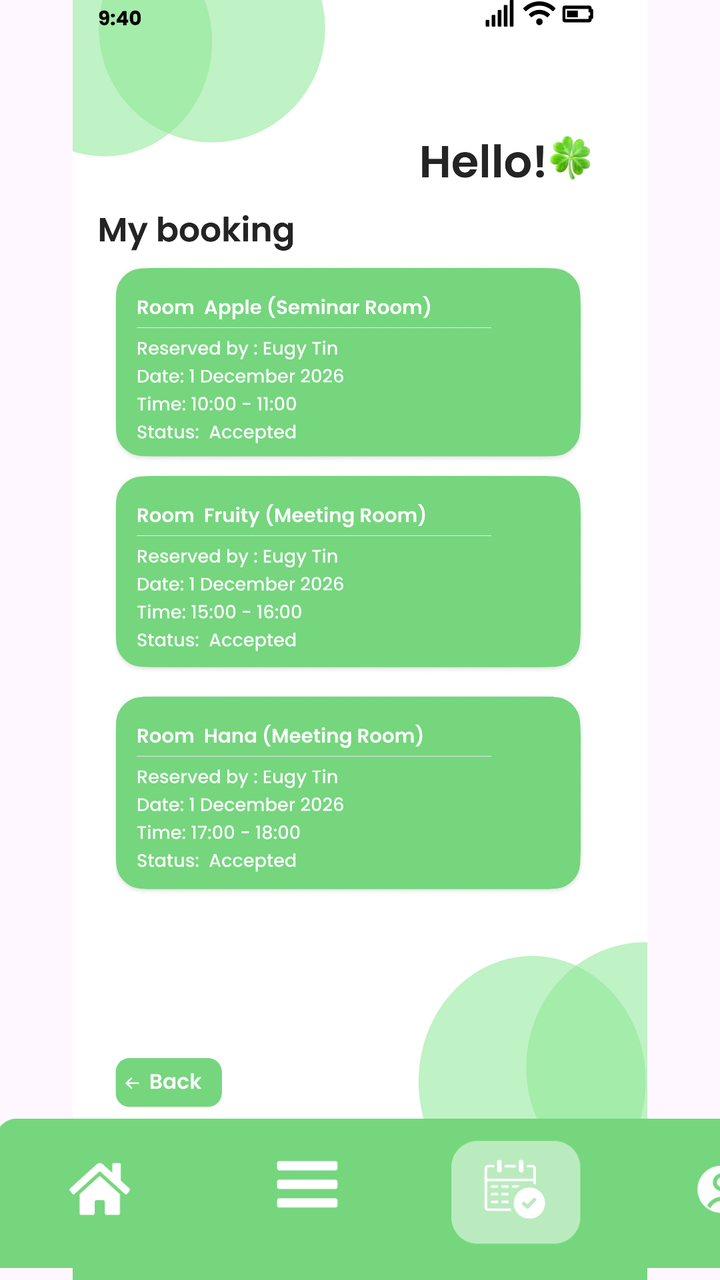
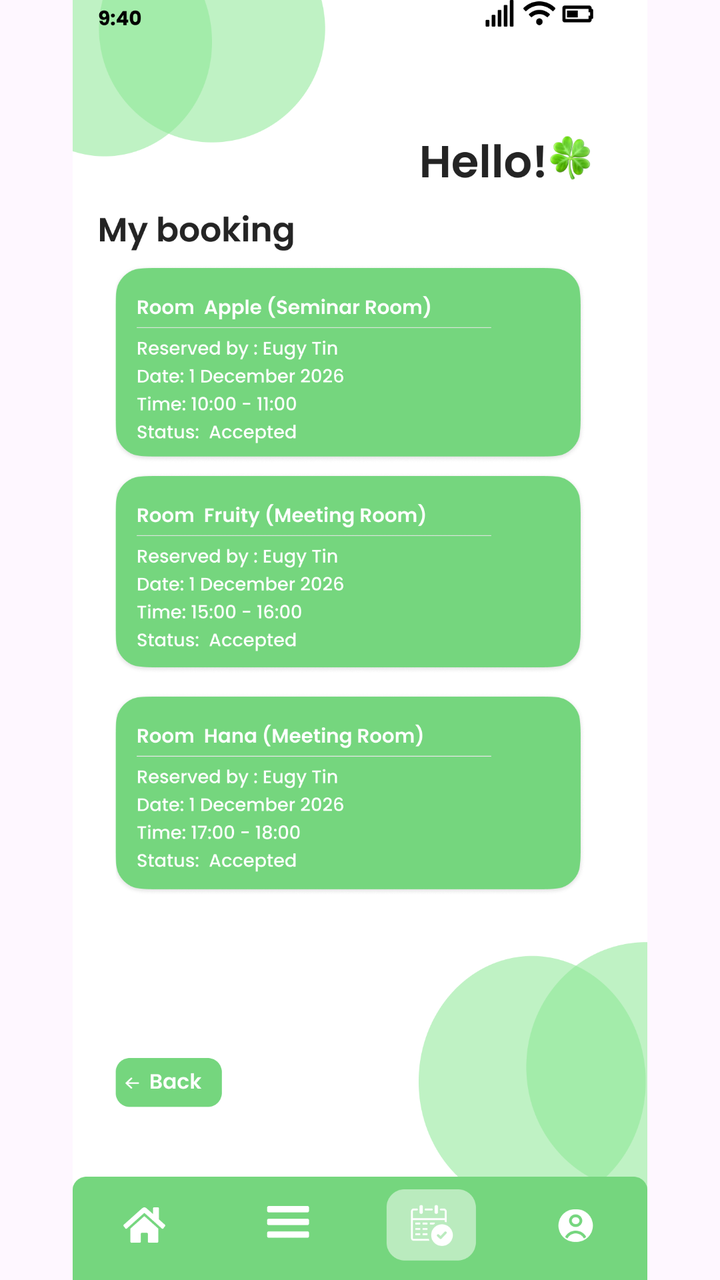

Before-and-after screenshots of an Android layout around one commit, followed by the original layout XML and the change that was made.
<!-- AndroidManifest.xml: application theme Theme.COMP2000HKSoftwareEngineeringAssessment -->
<!-- res/layout/activity_managermenumybooking.xml -->
<?xml version="1.0" encoding="utf-8"?>
<androidx.constraintlayout.widget.ConstraintLayout xmlns:android="http://schemas.android.com/apk/res/android"
    xmlns:app="http://schemas.android.com/apk/res-auto"
    xmlns:tools="http://schemas.android.com/tools"
    android:id="@+id/main"
    android:layout_width="match_parent"
    android:layout_height="match_parent"
    tools:context=".managermenumybooking">

    <ImageView
        android:id="@+id/iv_login_page"
        android:layout_width="match_parent"
        android:layout_height="match_parent"
        android:scaleType="fitCenter"
        android:src="@drawable/managermenumybooking"
        app:layout_constraintBottom_toBottomOf="parent"
        app:layout_constraintEnd_toEndOf="parent"
        app:layout_constraintStart_toStartOf="parent"
        app:layout_constraintTop_toTopOf="parent" />

    <ImageButton
        android:id="@+id/btn_back"
        android:layout_width="409dp"
        android:layout_height="112dp"
        android:background="@android:color/transparent"
        android:contentDescription="Back"
        android:scaleType="fitCenter"
        android:src="@drawable/menubarmenumybooking"
        app:layout_constraintBottom_toBottomOf="parent"
        app:layout_constraintEnd_toEndOf="parent"
        app:layout_constraintHorizontal_bias="0.05"
        app:layout_constraintStart_toStartOf="parent"
        app:layout_constraintTop_toTopOf="parent"
        app:layout_constraintVertical_bias="1.024" />

    <ImageButton
        android:id="@+id/btn_managermenuhomebutton"
        android:layout_width="0dp"
        android:layout_height="0dp"
        android:background="@android:color/transparent"
        app:layout_constraintBottom_toBottomOf="parent"
        app:layout_constraintDimensionRatio="2:1"
        app:layout_constraintEnd_toEndOf="parent"
        app:layout_constraintHorizontal_bias="0.071"
        app:layout_constraintStart_toStartOf="parent"
        app:layout_constraintTop_toTopOf="parent"
        app:layout_constraintVertical_bias="0.97"
        app:layout_constraintWidth_percent="0.15 " />
    <ImageButton
        android:id="@+id/btn_managermenubutton"
        android:layout_width="0dp"
        android:layout_height="0dp"
        android:background="@android:color/transparent"
        app:layout_constraintBottom_toBottomOf="parent"
        app:layout_constraintDimensionRatio="2:1"
        app:layout_constraintEnd_toEndOf="parent"
        app:layout_constraintHorizontal_bias="0.369"
        app:layout_constraintStart_toStartOf="parent"
        app:layout_constraintTop_toTopOf="parent"
        app:layout_constraintVertical_bias="0.969"
        app:layout_constraintWidth_percent="0.15" />

    <ImageButton
        android:id="@+id/btn_managermybookingbutton"
        android:layout_width="0dp"
        android:layout_height="0dp"
        android:background="@android:color/transparent"
        app:layout_constraintBottom_toBottomOf="parent"
        app:layout_constraintDimensionRatio="2:1"
        app:layout_constraintEnd_toEndOf="parent"
        app:layout_constraintHorizontal_bias="0.644"
        app:layout_constraintStart_toStartOf="parent"
        app:layout_constraintTop_toTopOf="parent"
        app:layout_constraintVertical_bias="0.969"
        app:layout_constraintWidth_percent="0.15" />

    <ImageButton
        android:id="@+id/btn_managermyprofile"
        android:layout_width="0dp"
        android:layout_height="0dp"
        android:background="@android:color/transparent"
        app:layout_constraintBottom_toBottomOf="parent"
        app:layout_constraintDimensionRatio="2:1"
        app:layout_constraintEnd_toEndOf="parent"
        app:layout_constraintHorizontal_bias="0.957"
        app:layout_constraintStart_toStartOf="parent"
        app:layout_constraintTop_toTopOf="parent"
        app:layout_constraintVertical_bias="0.969"
        app:layout_constraintWidth_percent="0.15" />

    <ImageButton
        android:id="@+id/btn_select_datetime_select_back"
        android:layout_width="0dp"
        android:layout_height="0dp"
        android:background="@android:color/transparent"
        app:layout_constraintBottom_toBottomOf="parent"
        app:layout_constraintDimensionRatio="2.5:1"
        app:layout_constraintEnd_toEndOf="parent"
        app:layout_constraintHorizontal_bias="0.094"
        app:layout_constraintStart_toStartOf="parent"
        app:layout_constraintTop_toTopOf="parent"
        app:layout_constraintVertical_bias="0.856"
        app:layout_constraintWidth_percent="0.179 " />

</androidx.constraintlayout.widget.ConstraintLayout>
<!-- resources referenced by this layout -->
<resources>
  <!-- drawable managermenumybooking: png bitmap (drawable, 563070 bytes) -->
  <!-- drawable menubarmenumybooking: png bitmap (drawable, 13869 bytes) -->
  <style name="Theme.COMP2000HKSoftwareEngineeringAssessment" parent="Base.Theme.COMP2000HKSoftwareEngineeringAssessment" />
  <style name="Base.Theme.COMP2000HKSoftwareEngineeringAssessment" parent="Theme.Material3.DayNight.NoActionBar">
          
          
      </style>
</resources>

<!-- the commit's change to res/layout/activity_managermenumybooking.xml (unified diff, before → after) -->
@@ -12,26 +12,11 @@
         android:layout_width="match_parent"
         android:layout_height="match_parent"
         android:scaleType="fitCenter"
-        android:src="@drawable/managermenumybooking"
+        android:src="@drawable/managermenumybookingsecond"
         app:layout_constraintBottom_toBottomOf="parent"
         app:layout_constraintEnd_toEndOf="parent"
         app:layout_constraintStart_toStartOf="parent"
         app:layout_constraintTop_toTopOf="parent" />
-
-    <ImageButton
-        android:id="@+id/btn_back"
-        android:layout_width="409dp"
-        android:layout_height="112dp"
-        android:background="@android:color/transparent"
-        android:contentDescription="Back"
-        android:scaleType="fitCenter"
-        android:src="@drawable/menubarmenumybooking"
-        app:layout_constraintBottom_toBottomOf="parent"
-        app:layout_constraintEnd_toEndOf="parent"
-        app:layout_constraintHorizontal_bias="0.05"
-        app:layout_constraintStart_toStartOf="parent"
-        app:layout_constraintTop_toTopOf="parent"
-        app:layout_constraintVertical_bias="1.024" />
 
     <ImageButton
         android:id="@+id/btn_managermenuhomebutton"
<!-- resource entries referenced after the edit -->
@@ -1,7 +1,6 @@
 <!-- resources referenced by this layout -->
 <resources>
-  <!-- drawable managermenumybooking: png bitmap (drawable, 563070 bytes) -->
-  <!-- drawable menubarmenumybooking: png bitmap (drawable, 13869 bytes) -->
+  <!-- drawable managermenumybookingsecond: png bitmap (drawable, 191421 bytes) -->
   <style name="Theme.COMP2000HKSoftwareEngineeringAssessment" parent="Base.Theme.COMP2000HKSoftwareEngineeringAssessment" />
   <style name="Base.Theme.COMP2000HKSoftwareEngineeringAssessment" parent="Theme.Material3.DayNight.NoActionBar">
           
